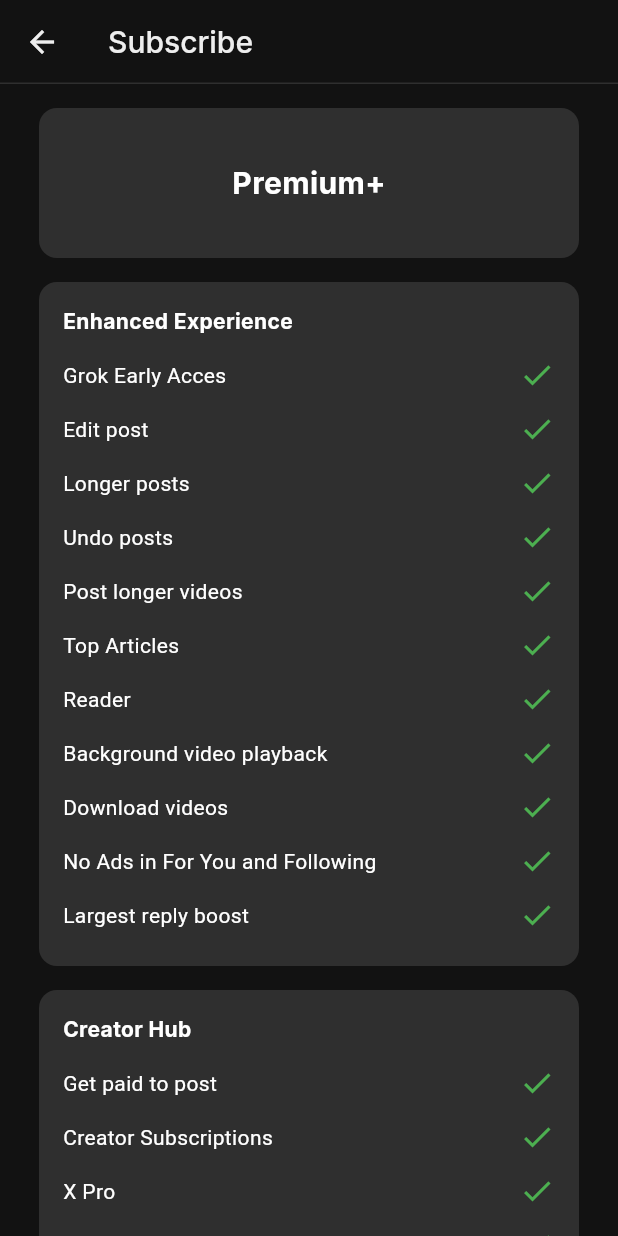
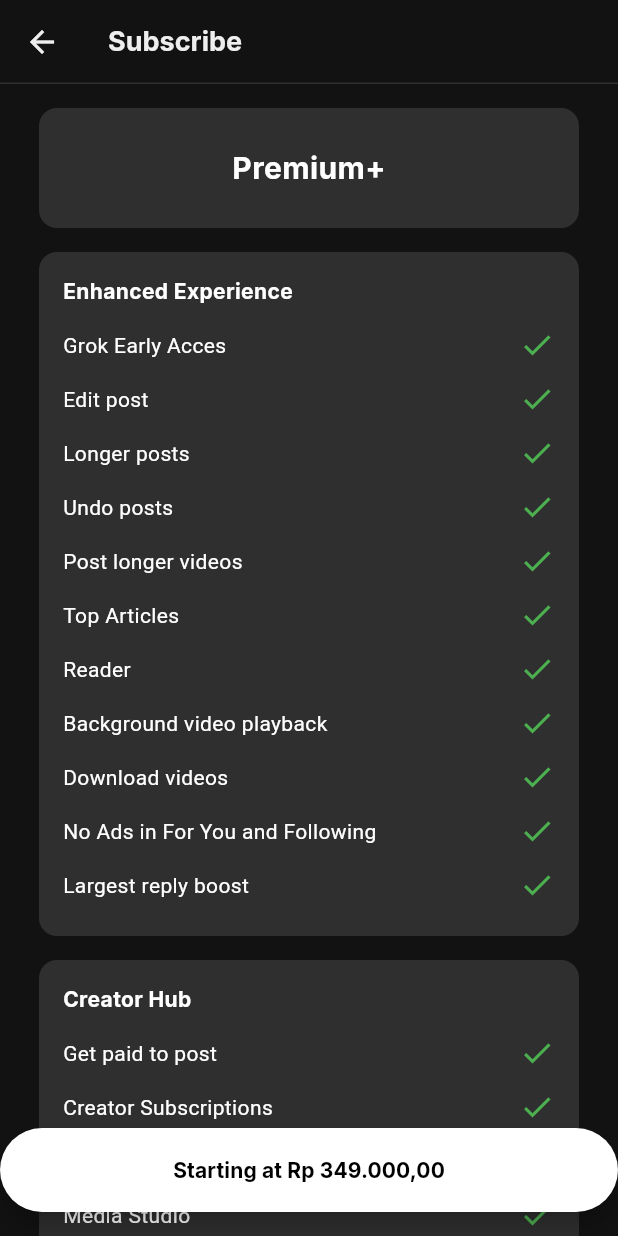
Before and after one commit to alfathoshi/x-social-media_duplicate, a Flutter app: the PremiumPage screen opened directly, on a phone screen of 412 x 824 dp. Run offline on Flutter 3.47's test engine with Material 3 defaults, Android fonts, the phone set to English and light mode, and no system bars; our stand-ins replace google_fonts.

Commit message:
3rd commit

```diff
--- a/lib/pages/premium.dart
+++ b/lib/pages/premium.dart
@@ -54,7 +54,7 @@
         shape: const Border(bottom: BorderSide(color: Colors.white12)),
         title: Text(
           'Subscribe',
-            style: GoogleFonts.inter(fontWeight: FontWeight.w500),
+          style: GoogleFonts.inter(fontWeight: FontWeight.bold, fontSize: 18),
         ),
       ),
       body: SingleChildScrollView(
@@ -68,7 +68,7 @@
                   decoration: BoxDecoration(
                       color: Colors.white12,
                       borderRadius: BorderRadius.circular(12)),
-                    height: 100,
+                  height: 80,
                   width: 360,
                   child: Center(
                     child: Text(
@@ -110,7 +110,22 @@
             ),
           ),
         ),
-        ));
+      ),
+      floatingActionButtonLocation: FloatingActionButtonLocation.centerFloat,
+      floatingActionButton: FloatingActionButton.extended(
+
+        extendedPadding: EdgeInsets.all(120),
+        backgroundColor: Colors.white,
+        shape: RoundedRectangleBorder(borderRadius: BorderRadius.circular(50)),
+        onPressed: () {},
+        label: Text(
+          'Starting at Rp 349.000,00',
+          style: GoogleFonts.inter(
+            fontWeight: FontWeight.bold,
+          ),
+        ),
+      ),
+    );
   }
 }
 
--- a/lib/pages/profile.dart
+++ b/lib/pages/profile.dart
@@ -1,6 +1,5 @@
 import 'package:flutter/material.dart';
 import 'package:google_fonts/google_fonts.dart';
-
 import '../widget/timeline.dart';
 
 class ProfiePage extends StatelessWidget {
@@ -14,7 +13,8 @@
           body: CustomScrollView(
         slivers: [
           SliverAppBar.large(
-
+            shape: const Border(bottom: BorderSide(color: Colors.white10)),
+            expandedHeight: 150,
             title: Text(
               'Alex Tomahawk',
               style: GoogleFonts.inter(fontWeight: FontWeight.bold),
```
Lines whose indentation alone changed are shown as unchanged.
